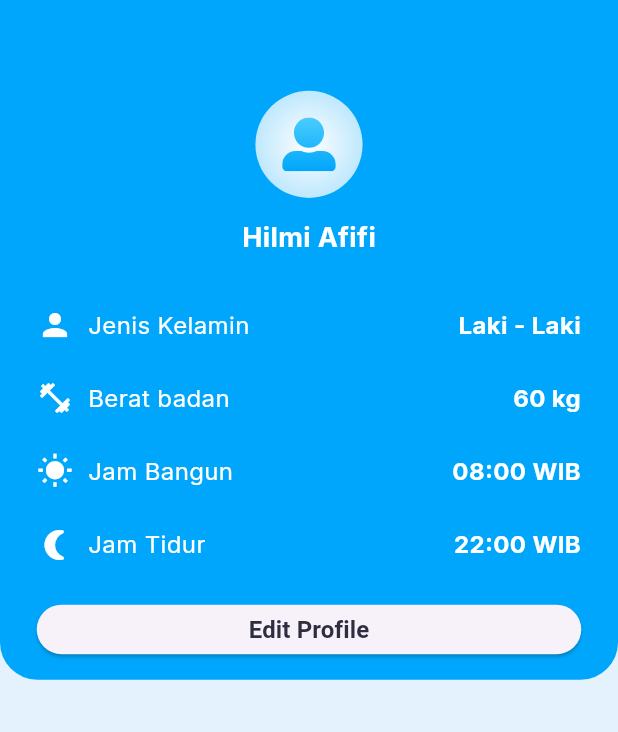
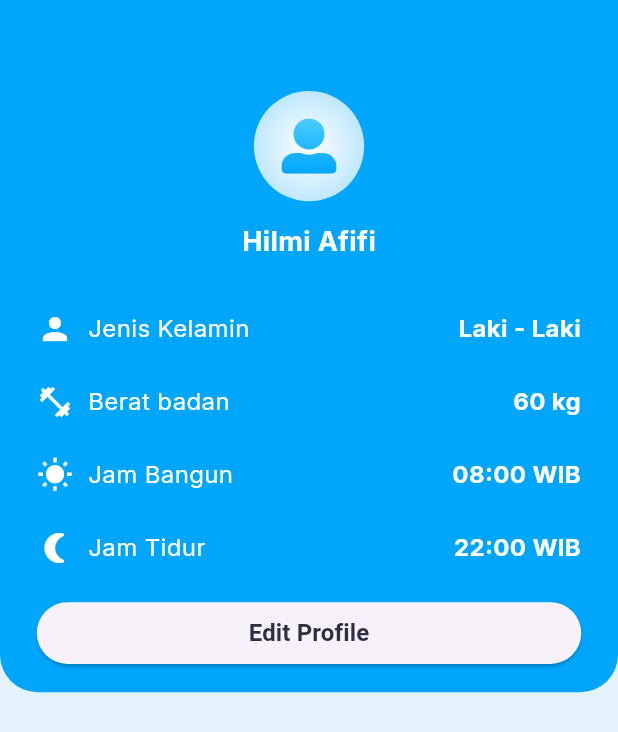
Before and after one commit to rizaldinata/hydrate, a Flutter app: the ProfileScreen screen opened directly, on a phone screen of 412 x 824 dp. Shown: the top 732 px of the screen. Run offline on Flutter 3.47's test engine with Material 3 defaults, Android fonts, the phone set to English and light mode, and no system bars; our stand-ins replace curved_navigation_bar, dashed_circular_progress_bar, flutter_svg, google_fonts, shared_preferences, smooth_page_indicator and 1 more; missing offline and left inert: bottom_picker, water_bottle; accounts and stored records are empty.

Commit message:
responsive profile

```diff
--- a/lib/presentation/screens/profile_screen.dart
+++ b/lib/presentation/screens/profile_screen.dart
@@ -33,7 +33,7 @@ class _ProfileScreenState extends State<ProfileScreen> {
                 // Kontainer Profil
                 Container(
                   width: double.infinity,
-                  height: screenHeight * 0.55,
+                  height: screenHeight * 0.56,
                   decoration: const BoxDecoration(
                     color: Color(0xFF00A6FB),
                     borderRadius: BorderRadius.only(
@@ -54,7 +54,7 @@ class _ProfileScreenState extends State<ProfileScreen> {
                           padding: EdgeInsets.only(
                               top: screenHeight * 0.02, bottom: screenHeight * 0.015),
                           child: Center(
-                            child: SvgPicture.asset('assets/images/profile.svg', height: 80, ),
+                            child: SvgPicture.asset('assets/images/profile.svg', width: screenWidth * 0.2, ),
                           ),
                         ),
 
@@ -91,7 +91,7 @@ class _ProfileScreenState extends State<ProfileScreen> {
                                     borderRadius: BorderRadius.circular(25),
                                   ),
                                   minimumSize: Size(
-                                      screenWidth * 0.9, screenHeight * 0.04)),
+                                      screenWidth * 0.9, screenHeight * 0.05)),
                               child: const Text(
                                 "Edit Profile",
                                 style: TextStyle(
```
Also changed, not shown: 125 other files.
